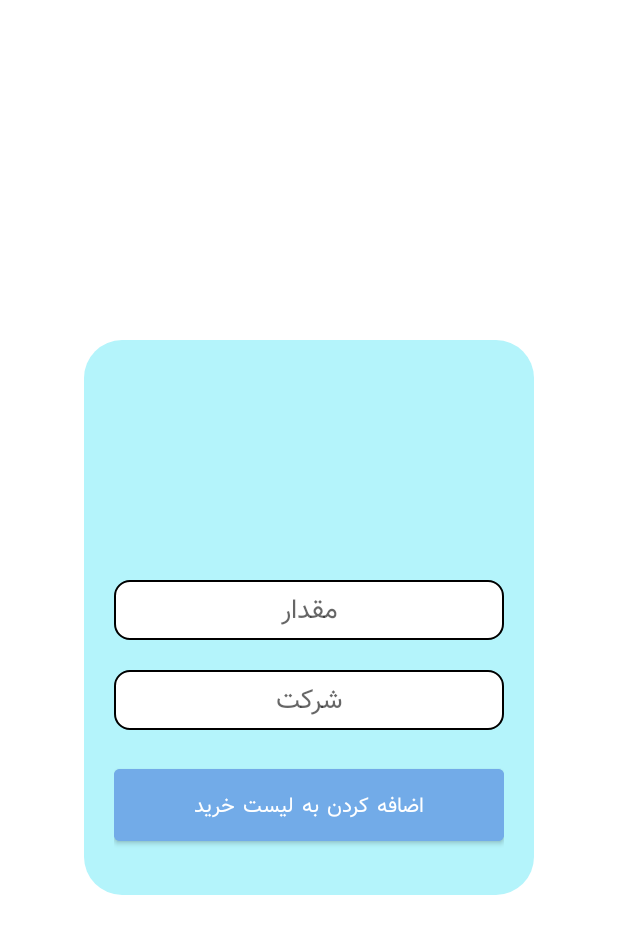
After one commit to Southl3ader/YaghchalApp, an Android app: the layout search_popup_cart.xml on its own in the app's theme, with its tools: preview values and no code run, on a phone screen of 412 x 824 dp. The commit adds this screen. Shown: the top 934 px of the screen. Run offline under Robolectric (Android 15) with nearby library versions, the phone set to English and light mode, and no system bars.

Commit message:
-popups in search page to add items to shopping list.

```diff
--- /dev/null
+++ b/app/src/main/res/layout/search_popup_cart.xml
@@ -0,0 +1,63 @@
+<?xml version="1.0" encoding="utf-8"?>
+<LinearLayout xmlns:android="http://schemas.android.com/apk/res/android"
+    xmlns:app="http://schemas.android.com/apk/res-auto"
+    xmlns:tools="http://schemas.android.com/tools"
+    android:layout_width="300dp"
+    android:layout_height="370dp"
+    tools:context=".PopupCompanyActivity"
+    android:orientation="vertical"
+    android:textDirection="rtl"
+    android:layoutDirection="rtl"
+    android:layout_gravity="center"
+    android:gravity="center"
+    android:padding="20dp"
+    android:backgroundTint="#b4f4fb"
+    android:background="@drawable/roundwindow">
+
+    <ImageView
+        android:id="@+id/shop_image"
+        android:layout_width="60dp"
+        android:layout_height="60dp"
+        android:layout_marginBottom="10dp"/>
+
+    <TextView
+        android:id="@+id/shop_name"
+        android:layout_width="match_parent"
+        android:layout_height="40dp"
+        android:fontFamily="@font/vazir_bold"
+        android:textSize="20dp"
+        android:layout_marginBottom="20dp"
+        android:textAlignment="center"/>
+
+    <EditText
+        android:id="@+id/shop_amount"
+        android:layout_width="match_parent"
+        android:layout_height="40dp"
+        android:ems="10"
+        android:fontFamily="@font/vazir"
+        android:inputType="number"
+        android:layout_marginBottom="20dp"
+        android:background="@drawable/frame"
+        android:hint="مقدار"
+        android:textAlignment="center"/>
+
+    <EditText
+        android:id="@+id/shop_company"
+        android:layout_width="match_parent"
+        android:layout_height="40dp"
+        android:fontFamily="@font/vazir"
+        android:layout_marginBottom="20dp"
+        android:background="@drawable/frame"
+        android:hint="شرکت"
+        android:textAlignment="center"/>
+
+    <Button
+        android:id="@+id/shop_add"
+        android:layout_width="match_parent"
+        android:layout_height="60dp"
+        android:fontFamily="@font/vazir"
+        android:text="اضافه کردن به لیست خرید"
+        android:backgroundTint="#72ABE8"/>
+
+
+</LinearLayout>
```
Also changed, not shown: app/src/main/java/com/example/yaghjava/RecyclerViewSearchAdapter.java (+59 -1 lines), app/src/main/res/layout/search_popup_cart_nocompany.xml (added, +53 -0 lines).
